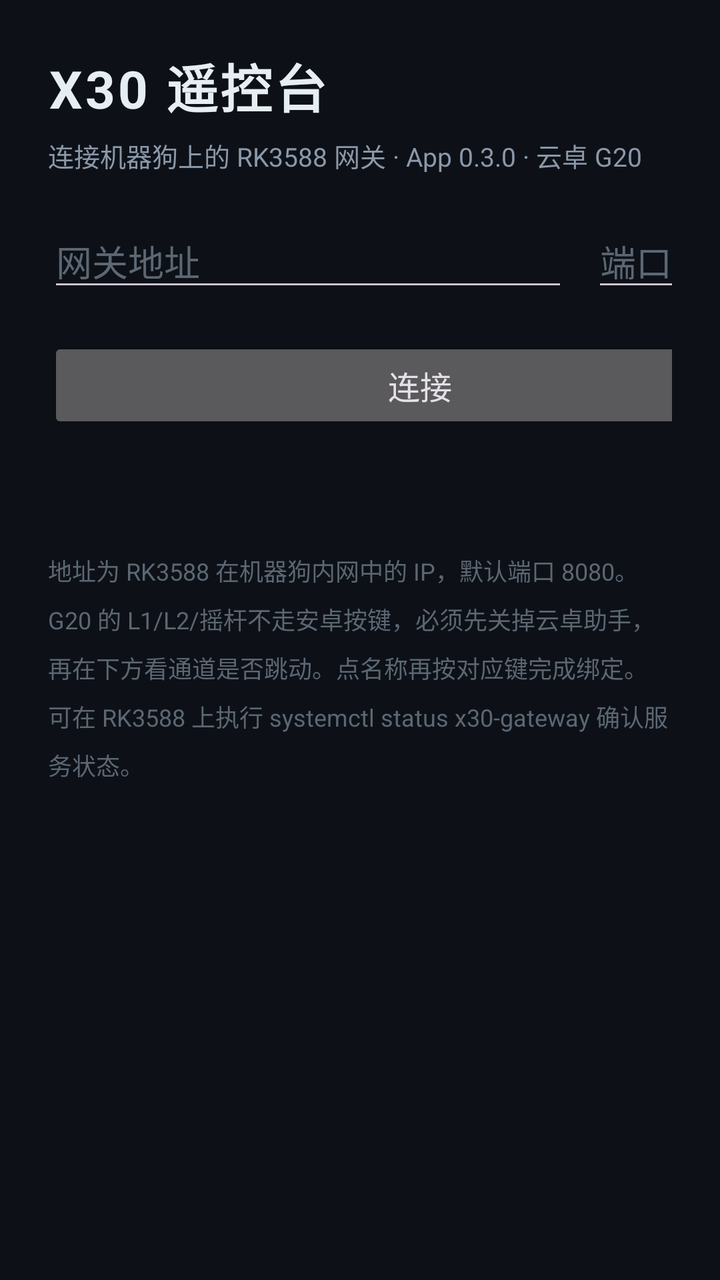
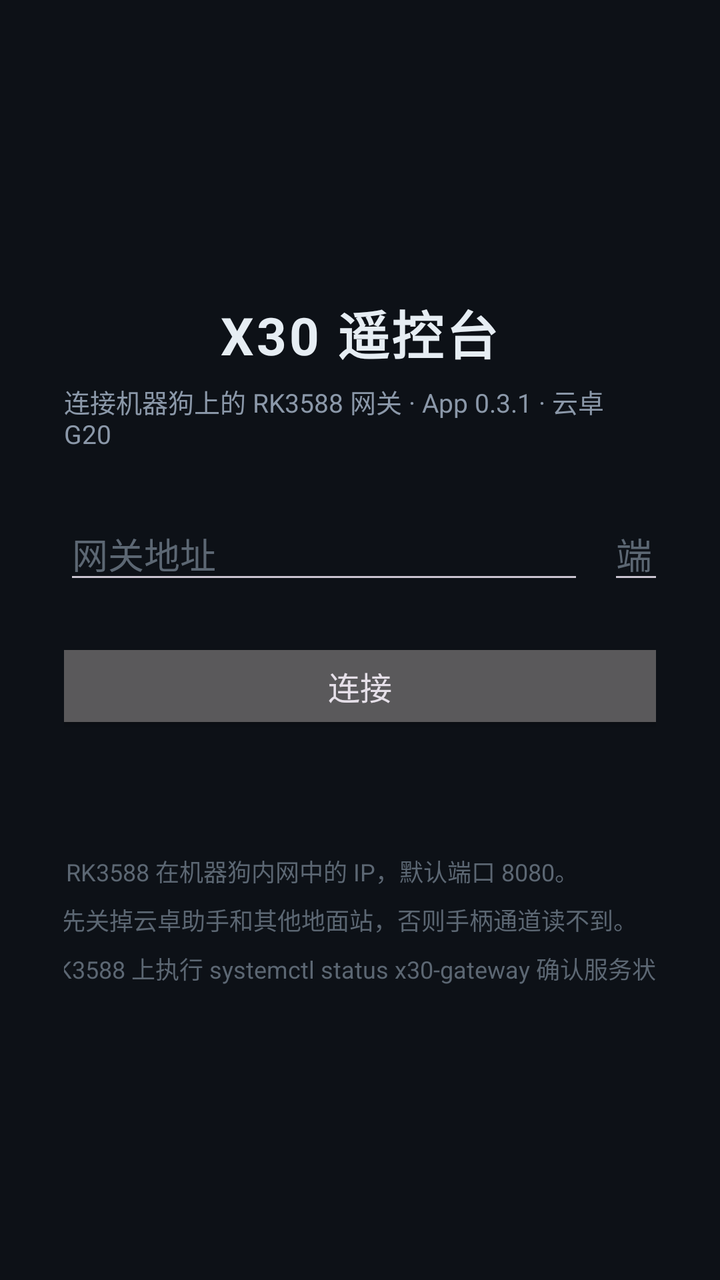

An Android layout rendered at two revisions. The XML below is the earlier revision; the diff shows what the commit changed to produce the second picture.
<!-- AndroidManifest.xml: application theme Theme.X30 -->
<!-- res/layout/activity_connect.xml -->
<?xml version="1.0" encoding="utf-8"?>
<ScrollView xmlns:android="http://schemas.android.com/apk/res/android"
    android:layout_width="match_parent"
    android:layout_height="match_parent"
    android:background="#0D1117"
    android:fillViewport="true">

    <LinearLayout
        android:layout_width="match_parent"
        android:layout_height="wrap_content"
        android:orientation="vertical"
        android:padding="24dp">

        <TextView
            android:layout_width="wrap_content"
            android:layout_height="wrap_content"
            android:text="@string/app_name"
            android:textColor="#E6EDF3"
            android:textSize="26sp"
            android:textStyle="bold"
            android:letterSpacing="0.05" />

        <TextView
            android:layout_width="wrap_content"
            android:layout_height="wrap_content"
            android:layout_marginTop="6dp"
            android:layout_marginBottom="20dp"
            android:text="@string/connect_subtitle"
            android:textColor="#8B98A9"
            android:textSize="13sp" />

        <LinearLayout
            android:layout_width="wrap_content"
            android:layout_height="wrap_content"
            android:orientation="horizontal">

            <EditText
                android:id="@+id/input_host"
                android:layout_width="260dp"
                android:layout_height="wrap_content"
                android:hint="@string/hint_host"
                android:inputType="text"
                android:digits="0123456789.abcdefghijklmnopqrstuvwxyz-"
                android:textColor="#E6EDF3"
                android:textColorHint="#5C6773"
                android:importantForAutofill="no" />

            <EditText
                android:id="@+id/input_port"
                android:layout_width="100dp"
                android:layout_height="wrap_content"
                android:layout_marginStart="12dp"
                android:hint="@string/hint_port"
                android:inputType="number"
                android:textColor="#E6EDF3"
                android:textColorHint="#5C6773"
                android:importantForAutofill="no" />
        </LinearLayout>

        <Button
            android:id="@+id/btn_connect"
            android:layout_width="372dp"
            android:layout_height="wrap_content"
            android:layout_marginTop="18dp"
            android:text="@string/connect"
            android:textSize="16sp" />

        <TextView
            android:id="@+id/hint"
            android:layout_width="match_parent"
            android:layout_height="wrap_content"
            android:layout_marginTop="10dp"
            android:textColor="#F85149"
            android:textSize="13sp" />

        <FrameLayout
            android:id="@+id/rc_host"
            android:layout_width="match_parent"
            android:layout_height="wrap_content"
            android:layout_marginTop="16dp" />

        <TextView
            android:layout_width="match_parent"
            android:layout_height="wrap_content"
            android:layout_marginTop="16dp"
            android:text="@string/connect_help"
            android:textColor="#5C6773"
            android:textSize="12sp"
            android:lineSpacingMultiplier="1.4" />
    </LinearLayout>
</ScrollView>
<!-- resources referenced by this layout -->
<resources>
  <string name="app_name">X30 遥控台</string>
  <string name="connect">连接</string>
  <string name="connect_help">地址为 RK3588 在机器狗内网中的 IP，默认端口 8080。\nG20 的 L1/L2/摇杆不走安卓按键，必须先关掉云卓助手，再在下方看通道是否跳动。点名称再按对应键完成绑定。\n可在 RK3588 上执行 systemctl status x30-gateway 确认服务状态。</string>
  <string name="connect_subtitle">连接机器狗上的 RK3588 网关 · App 0.3.0 · 云卓 G20</string>
  <string name="hint_host">网关地址</string>
  <string name="hint_port">端口</string>
  <style name="Theme.X30" parent="Theme.Material3.Dark.NoActionBar">
          <item name="android:statusBarColor">#0D1117</item>
          <item name="android:navigationBarColor">#0D1117</item>
          <item name="android:windowBackground">#0D1117</item>
      </style>
</resources>

<!-- the commit's change to res/layout/activity_connect.xml (unified diff, before → after) -->
@@ -1,91 +1,81 @@
 <?xml version="1.0" encoding="utf-8"?>
-<ScrollView xmlns:android="http://schemas.android.com/apk/res/android"
+<LinearLayout xmlns:android="http://schemas.android.com/apk/res/android"
     android:layout_width="match_parent"
     android:layout_height="match_parent"
+    android:orientation="vertical"
+    android:gravity="center"
     android:background="#0D1117"
-    android:fillViewport="true">
+    android:padding="32dp">
+
+    <TextView
+        android:layout_width="wrap_content"
+        android:layout_height="wrap_content"
+        android:text="@string/app_name"
+        android:textColor="#E6EDF3"
+        android:textSize="26sp"
+        android:textStyle="bold"
+        android:letterSpacing="0.05" />
+
+    <TextView
+        android:layout_width="wrap_content"
+        android:layout_height="wrap_content"
+        android:layout_marginTop="6dp"
+        android:layout_marginBottom="28dp"
+        android:text="@string/connect_subtitle"
+        android:textColor="#8B98A9"
+        android:textSize="13sp" />
 
     <LinearLayout
-        android:layout_width="match_parent"
+        android:layout_width="wrap_content"
         android:layout_height="wrap_content"
-        android:orientation="vertical"
-        android:padding="24dp">
+        android:orientation="horizontal">
 
-        <TextView
-            android:layout_width="wrap_content"
+        <EditText
+            android:id="@+id/input_host"
+            android:layout_width="260dp"
             android:layout_height="wrap_content"
-            android:text="@string/app_name"
+            android:hint="@string/hint_host"
+            android:inputType="text"
+            android:digits="0123456789.abcdefghijklmnopqrstuvwxyz-"
             android:textColor="#E6EDF3"
-            android:textSize="26sp"
-            android:textStyle="bold"
-            android:letterSpacing="0.05" />
+            android:textColorHint="#5C6773"
+            android:importantForAutofill="no" />
 
-        <TextView
-            android:layout_width="wrap_content"
+        <EditText
+            android:id="@+id/input_port"
+            android:layout_width="100dp"
             android:layout_height="wrap_content"
-            android:layout_marginTop="6dp"
-            android:layout_marginBottom="20dp"
-            android:text="@string/connect_subtitle"
-            android:textColor="#8B98A9"
-            android:textSize="13sp" />
+            android:layout_marginStart="12dp"
+            android:hint="@string/hint_port"
+            android:inputType="number"
+            android:textColor="#E6EDF3"
+            android:textColorHint="#5C6773"
+            android:importantForAutofill="no" />
+    </LinearLayout>
 
-        <LinearLayout
-            android:layout_width="wrap_content"
-            android:layout_height="wrap_content"
-            android:orientation="horizontal">
+    <Button
+        android:id="@+id/btn_connect"
+        android:layout_width="372dp"
+        android:layout_height="wrap_content"
+        android:layout_marginTop="22dp"
+        android:text="@string/connect"
+        android:textSize="16sp" />
 
-            <EditText
-                android:id="@+id/input_host"
-                android:layout_width="260dp"
-                android:layout_height="wrap_content"
-                android:hint="@string/hint_host"
-                android:inputType="text"
-                android:digits="0123456789.abcdefghijklmnopqrstuvwxyz-"
-                android:textColor="#E6EDF3"
-                android:textColorHint="#5C6773"
-                android:importantForAutofill="no" />
+    <TextView
+        android:id="@+id/hint"
+        android:layout_width="372dp"
+        android:layout_height="wrap_content"
+        android:layout_marginTop="14dp"
+        android:gravity="center"
+        android:textColor="#F85149"
+        android:textSize="13sp" />
 
-            <EditText
-                android:id="@+id/input_port"
-                android:layout_width="100dp"
-                android:layout_height="wrap_content"
-                android:layout_marginStart="12dp"
-                android:hint="@string/hint_port"
-                android:inputType="number"
-                android:textColor="#E6EDF3"
-                android:textColorHint="#5C6773"
-                android:importantForAutofill="no" />
-        </LinearLayout>
-
-        <Button
-            android:id="@+id/btn_connect"
-            android:layout_width="372dp"
-            android:layout_height="wrap_content"
-            android:layout_marginTop="18dp"
-            android:text="@string/connect"
-            android:textSize="16sp" />
-
-        <TextView
-            android:id="@+id/hint"
-            android:layout_width="match_parent"
-            android:layout_height="wrap_content"
-            android:layout_marginTop="10dp"
-            android:textColor="#F85149"
-            android:textSize="13sp" />
-
-        <FrameLayout
-            android:id="@+id/rc_host"
-            android:layout_width="match_parent"
-            android:layout_height="wrap_content"
-            android:layout_marginTop="16dp" />
-
-        <TextView
-            android:layout_width="match_parent"
-            android:layout_height="wrap_content"
-            android:layout_marginTop="16dp"
-            android:text="@string/connect_help"
-            android:textColor="#5C6773"
-            android:textSize="12sp"
-            android:lineSpacingMultiplier="1.4" />
-    </LinearLayout>
-</ScrollView>
+    <TextView
+        android:layout_width="372dp"
+        android:layout_height="wrap_content"
+        android:layout_marginTop="28dp"
+        android:text="@string/connect_help"
+        android:textColor="#5C6773"
+        android:textSize="12sp"
+        android:lineSpacingMultiplier="1.4" />
+</LinearLayout>
<!-- resource entries referenced after the edit -->
@@ -2,8 +2,8 @@
 <resources>
   <string name="app_name">X30 遥控台</string>
   <string name="connect">连接</string>
-  <string name="connect_help">地址为 RK3588 在机器狗内网中的 IP，默认端口 8080。\nG20 的 L1/L2/摇杆不走安卓按键，必须先关掉云卓助手，再在下方看通道是否跳动。点名称再按对应键完成绑定。\n可在 RK3588 上执行 systemctl status x30-gateway 确认服务状态。</string>
-  <string name="connect_subtitle">连接机器狗上的 RK3588 网关 · App 0.3.0 · 云卓 G20</string>
+  <string name="connect_help">地址为 RK3588 在机器狗内网中的 IP，默认端口 8080。\nG20 请先关掉云卓助手和其他地面站，否则手柄通道读不到。\n可在 RK3588 上执行 systemctl status x30-gateway 确认服务状态。</string>
+  <string name="connect_subtitle">连接机器狗上的 RK3588 网关 · App 0.3.1 · 云卓 G20</string>
   <string name="hint_host">网关地址</string>
   <string name="hint_port">端口</string>
   <style name="Theme.X30" parent="Theme.Material3.Dark.NoActionBar">
